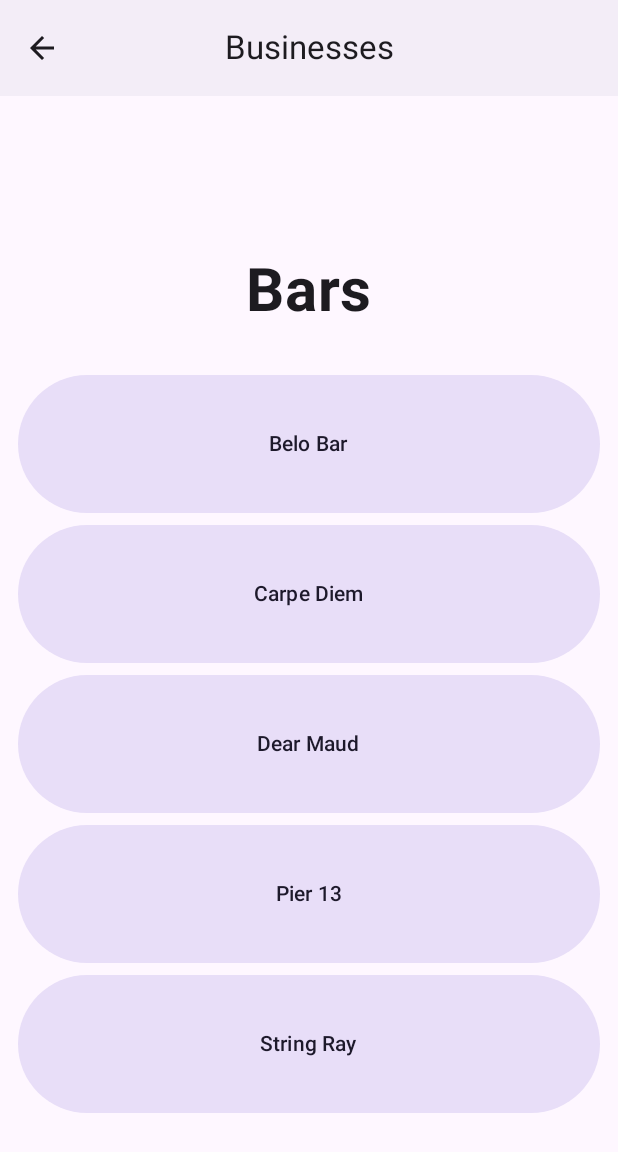
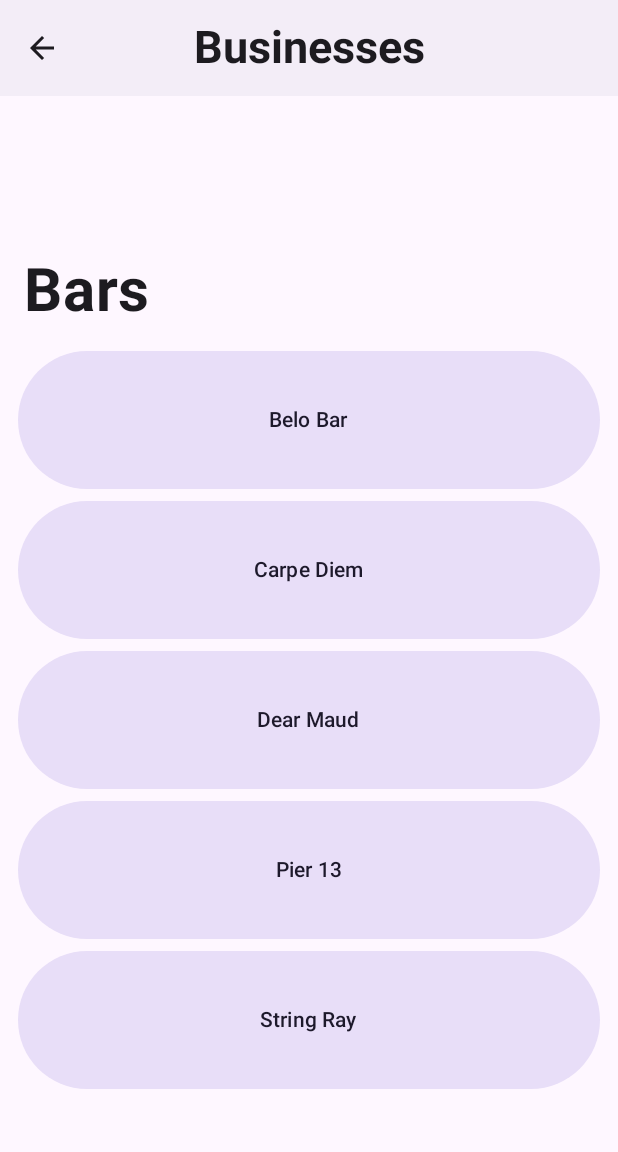
Before and after one commit to jlr295/myHoboken, an Android app built with Jetpack Compose: the screen it shows after launch (MainActivity), after a tap on "Bars", on a phone screen of 412 x 824 dp. Shown: the top 1152 px of the screen. Run offline under Robolectric (Android 15) with nearby library versions, the phone set to English and light mode, and no system bars.

Commit message:
Updated UI and added scrollable list component

```diff
--- a/app/src/main/java/com/example/myHoboken/Model/Category.kt
+++ /dev/null
@@ -1,4 +0,0 @@
-package com.example.myHoboken.Model
-
-class Category {
-}
--- a/app/src/main/java/com/example/myHoboken/MyHobokenScreen.kt
+++ b/app/src/main/java/com/example/myHoboken/MyHobokenScreen.kt
@@ -12,15 +12,15 @@ import androidx.compose.material3.IconButton
 import androidx.compose.material3.MaterialTheme
 import androidx.compose.material3.Scaffold
 import androidx.compose.material3.Text
-import androidx.compose.material3.TopAppBar
 import androidx.compose.material3.TopAppBarDefaults
 import androidx.compose.runtime.Composable
 import androidx.compose.runtime.collectAsState
 import androidx.compose.runtime.getValue
 import androidx.compose.ui.Modifier
-import androidx.compose.ui.platform.LocalContext
 import androidx.compose.ui.res.dimensionResource
 import androidx.compose.ui.res.stringResource
+import androidx.compose.ui.text.font.FontWeight
+import androidx.compose.ui.unit.sp
 import androidx.lifecycle.viewmodel.compose.viewModel
 import androidx.navigation.NavHostController
 import androidx.navigation.compose.NavHost
@@ -54,7 +54,13 @@ fun MyHobokenAppBar(
     modifier: Modifier = Modifier
 ) {
     CenterAlignedTopAppBar(
-        title = { Text(stringResource(currentScreen.title)) },
+        title = {
+            Text(
+                stringResource(currentScreen.title),
+                fontSize = 30.sp,
+                fontWeight = FontWeight.Bold,
+            )
+                },
         colors = TopAppBarDefaults.mediumTopAppBarColors(
             containerColor = MaterialTheme.colorScheme.surfaceContainer,
             titleContentColor = MaterialTheme.colorScheme.onSurface,
@@ -110,10 +116,9 @@ fun MyHobokenApp(
             // Starting Screen with category list.
             composable(MyHobokenScreen.Start.name){
                 StartCategoryScreen(
-                    appUiState = uiState,
                     onCategoryButtonClick = {
-                        viewModel.setCategoryName(it)
-                        viewModel.setScreenName(it)
+                        viewModel.setCategory(it)
+                        viewModel.setScreenName(MyHobokenScreen.Businesses.name)
                         navController.navigate(MyHobokenScreen.Businesses.name)
                         },
                     modifier = Modifier
@@ -127,13 +132,11 @@ fun MyHobokenApp(
            * */
             composable(route = MyHobokenScreen.Businesses.name)
             {
-                val resources = LocalContext.current.resources
                 BusinessScreen(
                     appUiState = uiState,
                     onBusinessSelection = {
-                        viewModel.setBusinessName(resources.getString(it))
-                        viewModel.setScreenName(resources.getString(it))
-                        viewModel.setPhoto(it)
+                        viewModel.setBusiness(it)
+                        viewModel.setScreenName(MyHobokenScreen.BusinessDetails.name)
                         navController.navigate(MyHobokenScreen.BusinessDetails.name)
                     },
                     modifier = Modifier
--- a/app/src/main/java/com/example/myHoboken/data/AppUiState.kt
+++ b/app/src/main/java/com/example/myHoboken/data/AppUiState.kt
@@ -1,4 +1,7 @@
 package com.example.myHoboken.data
+
+import com.example.myHoboken.model.Business
+import com.example.myHoboken.model.Category
 
 /**
  * Breadcrumbs of current session.
@@ -10,24 +13,10 @@ data class AppUiState(
     val currentScreen: String = "",
 
     // Selected Category
-    val categoryName: String = "",
+    val category: Category = Category(0, 0, listOf()),
 
     // Selected Business
-    val businessName: String = "",
-
-    // Business Photo
-    val businessPhoto: Int = 0,
-
-    // Business Description
-    val businessDescription: String = "We are testing this guy to see what we can say",
-
-    // Categories
-    //TO DO map function not necessary?
-    val categories: List<Int> = listOf(),
-
-    // Businesses
-    val businesses: List<Int> = listOf(),
+    val business: Business = Business(0, 0, 0, 0),
 
 
-
-)
+    )
--- a/app/src/main/java/com/example/myHoboken/data/DataSource.kt
+++ b/app/src/main/java/com/example/myHoboken/data/DataSource.kt
@@ -1,91 +1,159 @@
 package com.example.myHoboken.data
 
+import com.example.myHoboken.model.Business
+import com.example.myHoboken.model.Category
 import com.example.myHoboken.R
 
 object DataSource {
+
+    private val bars = listOf(
+        Business(
+            R.string.belo_bar, R.drawable.belobar,
+            address = 0,
+            description = 0
+        ),
+        Business(
+            R.string.carpe_diem, R.drawable.carpediem,
+            address = 0,
+            description = 0
+        ),
+        Business(
+            R.string.dear_maud, R.drawable.dearmaud,
+            address = 0,
+            description = 0
+        ),
+        Business(
+            R.string.pier_13, R.drawable.pier13,
+            address = 0,
+            description = 0
+        ),
+        Business(
+            R.string.string_ray, R.drawable.stingray,
+            address = 0,
+            description = 0
+        )
+    )
+
+    private val parks = listOf(
+        Business(
+            R.string.church_square_park, R.drawable.churchsquare,
+            address = 0,
+            description = 0
+        ),
+        Business(
+            R.string.maxwell_park, R.drawable.maxwellpark,
+            address = 0,
+            description = 0
+        ),
+        Business(
+            R.string.pier_a, R.drawable.piera,
+            address = 0,
+            description = 0
+        ),
+        Business(
+            R.string.sinatra_park, R.drawable.sinatra,
+            address = 0,
+            description = 0
+        ),
+        Business(
+            R.string.stevens_park, R.drawable.stevenspark,
+            address = 0,
+            description = 0
+        )
+    )
+
+    private val restaurants = listOf(
+        Business(
+            R.string.augustinos, R.drawable.augustinos,
+            address = 0,
+            description = 0
+        ),
+        Business(
+            R.string.karma_kafe, R.drawable.karmakafe,
+            address = 0,
+            description = 0
+        ),
+        Business(
+            R.string.morelias, R.drawable.morelias,
+            address = 0,
+            description = 0
+        ),
+        Business(
+            R.string.panela, R.drawable.panela,
+            address = 0,
+            description = 0
+        ),
+        Business(
+            R.string.tosti, R.drawable.tosti,
+            address = 0,
+            description = 0
+        )
+    )
+
+    private val cafes = listOf(
+        Business(
+            R.string.bwe, R.drawable.bwe,
+            address = 0,
+            description = 0
+        ),
+        Business(
+            R.string.mojo, R.drawable.mojo,
+            address = 0,
+            description = 0
+        ),
+        Business(
+            R.string.roost, R.drawable.roost,
+            address = 0,
+            description = 0
+        ),
+        Business(
+            R.string.hive, R.drawable.hive,
+            address = 0,
+            description = 0
+        ),
+        Business(
+            R.string.yukis, R.drawable.yukis,
+            address = 0,
+            description = 0
+        )
+    )
+
+    private val shopping = listOf(
+        Business(
+            R.string.athleta, R.drawable.athleta,
+            address = 0,
+            description = 0
+        ),
+        Business(
+            R.string.sephora, R.drawable.sephora,
+            address = 0,
+            description = 0
+        ),
+        Business(
+            R.string.madewell, R.drawable.madewell,
+            address = 0,
+            description = 0
+        ),
+        Business(
+            R.string.lululemon, R.drawable.lululemon,
+            address = 0,
+            description = 0
+        ),
+        Business(
+            R.string.thriftbox, R.drawable.thriftbox,
+            address = 0,
+            description = 0
+        )
+    )
+
     val categories = listOf(
-        R.string.bars,
-        R.string.parks,
-        R.string.restaurants,
-        R.string.cafes,
-        R.string.shopping
+        Category(R.string.bars, R.drawable.bars, bars),
+        Category(R.string.parks, R.drawable.parks, parks),
+        Category(R.string.restaurants, R.drawable.restaurants, restaurants),
+        Category(R.string.cafes, R.drawable.cafes, cafes),
+        Category(R.string.shopping, R.drawable.shopping, shopping)
     )
 
 
-    val bars = listOf(
-        R.string.belo_bar,
-        R.string.carpe_diem,
-        R.string.dear_maud,
-        R.string.pier_13,
-        R.string.string_ray
-    )
-
-    val parks = listOf(
-        R.string.church_square_park,
-        R.string.maxwell_park,
-        R.string.pier_a,
-        R.string.sinatra_park,
-        R.string.stevens_park
-    )
-
-    val restaurants = listOf(
-        R.string.augustinos,
-        R.string.karma_kafe,
-        R.string.morelias,
-        R.string.panela,
-        R.string.tosti
-    )
-
-    val cafes = listOf(
-        R.string.bwe,
-        R.string.mojo,
-        R.string.roost,
-        R.string.hive,
-        R.string.yukis
-    )
-
-    val shopping = listOf(
-        R.string.athleta,
-        R.string.sephora,
-        R.string.madewell,
-        R.string.lululemon,
-        R.string.thriftbox
-    )
-
-    val businessMap = mapOf(
-        "Bars" to bars,
-        "Parks" to parks,
-        "Restaurants" to restaurants,
-        "Cafes" to cafes,
-        "Shopping" to shopping
-    )
-
-    val PhotoMap = mapOf(
-        R.string.athleta to R.drawable.athleta,
-        R.string.sephora to R.drawable.sephora,
-        R.string.madewell to R.drawable.madewell,
-        R.string.lululemon to R.drawable.lululemon,
-        R.string.thriftbox to R.drawable.thriftbox,
-        R.string.bwe to R.drawable.bwe,
-        R.string.mojo to R.drawable.mojo,
-        R.string.roost to R.drawable.roost,
-        R.string.hive to R.drawable.hive,
-        R.string.yukis to R.drawable.yukis,
-        R.string.augustinos to R.drawable.augustinos,
-        R.string.karma_kafe to R.drawable.karmakafe,
-        R.string.morelias to R.drawable.morelias,
-        R.string.panela to R.drawable.panela,
-        R.string.tosti to R.drawable.tosti,
-        R.string.church_square_park  to R.drawable.churchsquare,
-        R.string.maxwell_park to R.drawable.maxwellpark,
-        R.string.pier_a to R.drawable.piera,
-        R.string.sinatra_park to R.drawable.sinatra,
-        R.string.stevens_park to R.drawable.stevenspark,
-        R.string.belo_bar to R.drawable.belobar,
-        R.string.carpe_diem to R.drawable.carpediem,
-        R.string.dear_maud to R.drawable.dearmaud,
-        R.string.pier_13 to R.drawable.pier13,
-        R.string.string_ray to R.drawable.stingray
-    )
 
 }
--- /dev/null
+++ b/app/src/main/java/com/example/myHoboken/model/Business.kt
@@ -0,0 +1,12 @@
+package com.example.myHoboken.model
+
+import androidx.annotation.DrawableRes
+import androidx.annotation.StringRes
+
+class Business(
+    @StringRes val name: Int,
+    @DrawableRes val photo: Int,
+    @StringRes val address: Int,
+    @StringRes val description: Int
+
+)
--- /dev/null
+++ b/app/src/main/java/com/example/myHoboken/model/Category.kt
@@ -0,0 +1,10 @@
+package com.example.myHoboken.model
+
+import androidx.annotation.DrawableRes
+import androidx.annotation.StringRes
+
+class Category (
+    @StringRes val name: Int,
+    @DrawableRes val icon: Int,
+    val businesses: List<Business>
+)
--- a/app/src/main/java/com/example/myHoboken/ui/BusinessDetailsScreen.kt
+++ b/app/src/main/java/com/example/myHoboken/ui/BusinessDetailsScreen.kt
@@ -15,6 +15,7 @@ import androidx.compose.ui.draw.clip
 import androidx.compose.ui.layout.ContentScale
 import androidx.compose.ui.res.dimensionResource
 import androidx.compose.ui.res.painterResource
+import androidx.compose.ui.res.stringResource
 import androidx.compose.ui.text.font.FontWeight
 import androidx.compose.ui.unit.dp
 import androidx.compose.ui.unit.sp
@@ -32,7 +33,7 @@ fun BusinessDetailsScreen(
         modifier = modifier,
     ) {
         Image(
-            painterResource(appUiState.businessPhoto),
+            painterResource(appUiState.business.photo),
             alignment = Alignment.TopStart,
             contentScale = ContentScale.FillBounds,
             contentDescription = null,
@@ -43,7 +44,7 @@ fun BusinessDetailsScreen(
         )
 
         Text(
-            text = appUiState.businessName,
+            text = stringResource(appUiState.business.name),
             fontSize = 40.sp,
             fontWeight = FontWeight.Bold,
             modifier = Modifier.padding(
@@ -52,10 +53,16 @@ fun BusinessDetailsScreen(
         )
 
         Text(
-            text = appUiState.businessDescription,
+            text = stringResource(appUiState.business.address),
             fontSize = 15.sp,
             fontWeight = FontWeight.Bold
         )
 
-        }
+        Text(
+            text = stringResource(appUiState.business.description),
+            fontSize = 15.sp,
+            fontWeight = FontWeight.Bold
+        )
+    }
+
 }
--- a/app/src/main/java/com/example/myHoboken/ui/BusinessScreen.kt
+++ b/app/src/main/java/com/example/myHoboken/ui/BusinessScreen.kt
@@ -3,8 +3,6 @@ package com.example.myHoboken.ui
 import androidx.compose.foundation.layout.Arrangement
 import androidx.compose.foundation.layout.Column
 import androidx.compose.foundation.layout.Row
-import androidx.compose.foundation.layout.fillMaxSize
-import androidx.compose.foundation.layout.fillMaxWidth
 import androidx.compose.foundation.layout.height
 import androidx.compose.foundation.layout.padding
 import androidx.compose.foundation.layout.width
@@ -15,45 +13,36 @@ import androidx.compose.ui.Alignment
 import androidx.compose.ui.Modifier
 import androidx.compose.ui.platform.LocalContext
 import androidx.compose.ui.res.dimensionResource
+import androidx.compose.ui.res.stringResource
 import androidx.compose.ui.text.font.FontWeight
-import androidx.compose.ui.tooling.preview.Preview
 import androidx.compose.ui.unit.dp
 import androidx.compose.ui.unit.sp
+import com.example.myHoboken.model.Business
 import com.example.myHoboken.R
 import com.example.myHoboken.data.AppUiState
-import com.example.myHoboken.data.DataSource
-import com.example.myHoboken.ui.theme.MyHobokenTheme
 
 @Composable
 fun BusinessScreen(
     appUiState: AppUiState,
-    onBusinessSelection: (Int) -> Unit,
+    onBusinessSelection: (Business) -> Unit,
     modifier: Modifier = Modifier
 ){
-    val resources = LocalContext.current.resources
-    //val businesses = appUiState.businesses.map { id -> resources.getString(id) }
+    var resources = LocalContext.current.resources
 
     Column(
         verticalArrangement = Arrangement.Center,
         modifier = modifier,
     ) {
-        Row(
-            horizontalArrangement = Arrangement.Center,
-            verticalAlignment = Alignment.CenterVertically,
+
+        Text(
+            text = stringResource(appUiState.category.name),
+            fontSize = 40.sp,
+            fontWeight = FontWeight.Bold,
             modifier = Modifier
-                .fillMaxWidth()
                 .padding(dimensionResource(R.dimen.padding_medium))
-        ) {
-            Text(
-                text = appUiState.categoryName,
-                fontSize = 40.sp,
-                fontWeight = FontWeight.Bold,
-                modifier = Modifier.padding(
-                    dimensionResource(R.dimen.padding_medium)
-                )
-            )
-        }
-        appUiState.businesses.forEach(){ item ->
+        )
+
+        appUiState.category.businesses.forEach { item ->
             FilledTonalButton(
                 onClick = { onBusinessSelection(item) },
                 modifier = Modifier
@@ -61,28 +50,8 @@ fun BusinessScreen(
                     .height(100.dp)
                     .padding(start = 12.dp, end = 12.dp, bottom = 8.dp)
             ) {
-                Text(resources.getString(item))
+                Text(resources.getString(item.name))
             }
         }
     }
 }
-
-@Preview(showSystemUi = true)
-@Composable
-fun StartBusinessPreview() {
-    MyHobokenTheme(darkTheme = false, dynamicColor = false) {
-        val resources = LocalContext.current.resources
-        BusinessScreen(
-            appUiState = AppUiState(
-                categories = DataSource.categories,
-                categoryName = "Cafes",
-                currentScreen = "Businesses",
-                businesses = DataSource.cafes
-            ),
-            onBusinessSelection = { },
-            modifier = Modifier
-                .fillMaxSize()
-                .padding(dimensionResource(R.dimen.padding_small))
-        )
-    }
-}
--- a/app/src/main/java/com/example/myHoboken/ui/SelectionViewModel.kt
+++ b/app/src/main/java/com/example/myHoboken/ui/SelectionViewModel.kt
@@ -2,9 +2,9 @@ package com.example.myHoboken.ui
 
 
 import androidx.lifecycle.ViewModel
-import com.example.myHoboken.R
+import com.example.myHoboken.model.Business
+import com.example.myHoboken.model.Category
 import com.example.myHoboken.data.AppUiState
-import com.example.myHoboken.data.DataSource
 import kotlinx.coroutines.flow.MutableStateFlow
 import kotlinx.coroutines.flow.StateFlow
 import kotlinx.coroutines.flow.asStateFlow
@@ -13,37 +13,24 @@ import kotlinx.coroutines.flow.update
 class SelectionViewModel : ViewModel() {
 
     private val _uiState = MutableStateFlow(
-        AppUiState(
-            categories = initializeCategories(),
-            currentScreen = initializeStartScreen(),
-            businessPhoto = initializePhoto()
-        ))
+        AppUiState(currentScreen= initializeStartScreen())
+    )
 
     val uiState: StateFlow<AppUiState> = _uiState.asStateFlow()
 
 
-    fun setCategoryName(category: String) {
+    fun setCategory(category: Category) {
         _uiState.update { currentState ->
             currentState.copy(
-                categoryName = category,
-                businesses = DataSource.businessMap.getValue(category)
+                category = category
             )
         }
     }
 
-    fun setBusinessName(business: String) {
+    fun setBusiness(business: Business) {
         _uiState.update { currentState ->
             currentState.copy(
-                businessName = business,
-
-                )
-        }
-    }
-
-    fun setPhoto(business: Int){
-        _uiState.update { currentState ->
-            currentState.copy(
-                businessPhoto = DataSource.PhotoMap.getValue(business)
+                business = business
             )
         }
     }
@@ -54,20 +41,12 @@ class SelectionViewModel : ViewModel() {
                 currentScreen = screen,
 
                 )
-
         }
     }
-
-    private fun initializeCategories(): List<Int> {
-        return DataSource.categories.map{it}
-        }
 
     private fun initializeStartScreen(): String {
         return "MyHoboken"
     }
 
-    private fun initializePhoto(): Int {
-        return R.drawable.pier_a_mumford_and_sons_concert_1024x678
-    }
 
 }
--- a/app/src/main/java/com/example/myHoboken/ui/StartCategoryScreen.kt
+++ b/app/src/main/java/com/example/myHoboken/ui/StartCategoryScreen.kt
@@ -8,18 +8,19 @@ import androidx.compose.foundation.layout.fillMaxSize
 import androidx.compose.foundation.layout.fillMaxWidth
 import androidx.compose.foundation.layout.height
 import androidx.compose.foundation.layout.padding
+import androidx.compose.foundation.layout.size
 import androidx.compose.foundation.lazy.LazyColumn
 import androidx.compose.foundation.lazy.items
 import androidx.compose.foundation.shape.RoundedCornerShape
-import androidx.compose.material3.Card
 import androidx.compose.material3.CardDefaults
+import androidx.compose.material3.ElevatedCard
 import androidx.compose.material3.Icon
 import androidx.compose.material3.MaterialTheme
 import androidx.compose.material3.Text
+import androidx.compose.material3.surfaceColorAtElevation
 import androidx.compose.runtime.Composable
 import androidx.compose.ui.Alignment
 import androidx.compose.ui.Modifier
-import androidx.compose.ui.platform.LocalContext
 import androidx.compose.ui.res.dimensionResource
 import androidx.compose.ui.res.painterResource
 import androidx.compose.ui.res.stringResource
@@ -28,8 +29,9 @@ import androidx.compose.ui.text.style.TextAlign
 import androidx.compose.ui.tooling.preview.Preview
 import androidx.compose.ui.unit.dp
 import androidx.compose.ui.unit.sp
+import com.example.myHoboken.model.Category
 import com.example.myHoboken.R
-import com.example.myHoboken.data.AppUiState
+import com.example.myHoboken.data.DataSource
 import com.example.myHoboken.ui.theme.MyHobokenTheme
 
 /**
@@ -38,13 +40,12 @@ import com.example.myHoboken.ui.theme.MyHobokenTheme
 
 @Composable
 fun StartCategoryScreen(
-    appUiState: AppUiState,
-    onCategoryButtonClick:(String) -> Unit,
+    onCategoryButtonClick:(Category) -> Unit,
     modifier: Modifier = Modifier
 ) {
-    val resources = LocalContext.current.resources
 
-    val categories = appUiState.categories.map { id -> resources.getString(id)}
+    val categories = DataSource.categories
+
     Column(
         modifier = modifier,
         verticalArrangement = Arrangement.Top,
@@ -53,8 +54,7 @@ fun StartCategoryScreen(
 
             Text(
                 text = stringResource(R.string.select_category),
-                fontWeight = FontWeight.Bold,
-                fontSize = 23.sp,
+                fontSize = 20.sp,
                 modifier = Modifier
                     .padding(15.dp)
                     .fillMaxWidth()
@@ -71,23 +71,23 @@ fun StartCategoryScreen(
 }
 
 @Composable
-fun ScrollableButtons(catList: List<String>, onClick: (String) -> Unit, modifier: Modifier){
+fun ScrollableButtons(catList: List<Category>, onClick: (Category) -> Unit, modifier: Modifier){
     LazyColumn(
         contentPadding = PaddingValues(dimensionResource(R.dimen.padding_small)),
         modifier = modifier
     ) {
         items(catList) { category ->
-            ButtonCard(category, { onClick(category) })
+            ButtonCard(category) { onClick(category) }
         }
     }
 }
 
 @Composable
-fun ButtonCard(obj: String, onClick: (String) -> Unit){
-    Card (
+fun ButtonCard(obj: Category, onClick: (Category) -> Unit ) {
+    ElevatedCard (
         shape = RoundedCornerShape(15),
         colors = CardDefaults.cardColors(
-            containerColor = MaterialTheme.colorScheme.surfaceVariant
+            containerColor = MaterialTheme.colorScheme.surfaceColorAtElevation(10.dp)
         ),
         onClick = { onClick(obj) },
         modifier = Modifier
@@ -95,21 +95,23 @@ fun ButtonCard(obj: String, onClick: (String) -> Unit){
             .height(125.dp)
             .padding(dimensionResource(R.dimen.padding_extrasmall))
     ) {
-        Row(
+        Row (
             verticalAlignment = Alignment.CenterVertically,
+            horizontalArrangement = Arrangement.Start,
             modifier = Modifier
-                .fillMaxWidth()
+                .fillMaxSize()
         ) {
             Icon (
-                painter = ,
-                contentDescription = obj,
+                painter = painterResource(obj.icon) ,
+                contentDescription = stringResource(obj.name),
                 modifier = Modifier
                     .padding(dimensionResource(R.dimen.padding_small))
+                    .size(50.dp)
             )
 
             Text(
-                text = obj,
-                fontWeight = FontWeight.ExtraBold,
+                text = stringResource(obj.name),
+                fontWeight = FontWeight.Bold,
                 fontSize = 25.sp,
                 textAlign = TextAlign.Justify,
                 modifier = Modifier
@@ -118,17 +120,3 @@ fun ButtonCard(obj: String, onClick: (String) -> Unit){
         }
     }
 }
-
-@Preview(showSystemUi = true)
-@Composable
-fun StartPreview() {
-    MyHobokenTheme(darkTheme = false, dynamicColor = false) {
-        StartCategoryScreen(
-            appUiState = AppUiState(),
-            onCategoryButtonClick = { },
-            modifier = Modifier
-                .fillMaxSize()
-                .padding(dimensionResource(R.dimen.padding_small))
-        )
-    }
-}
--- /dev/null
+++ b/app/src/main/java/com/example/myHoboken/ui/components/ScollableList.kt
@@ -0,0 +1 @@
+package com.example.myHoboken.ui.components
```
Also changed, not shown: app/src/main/res/drawable/cafes.png (added), app/src/main/res/drawable/parks.png (added), app/src/main/res/drawable/restaurants.png (added), app/src/main/res/drawable/shopping.png (added).
